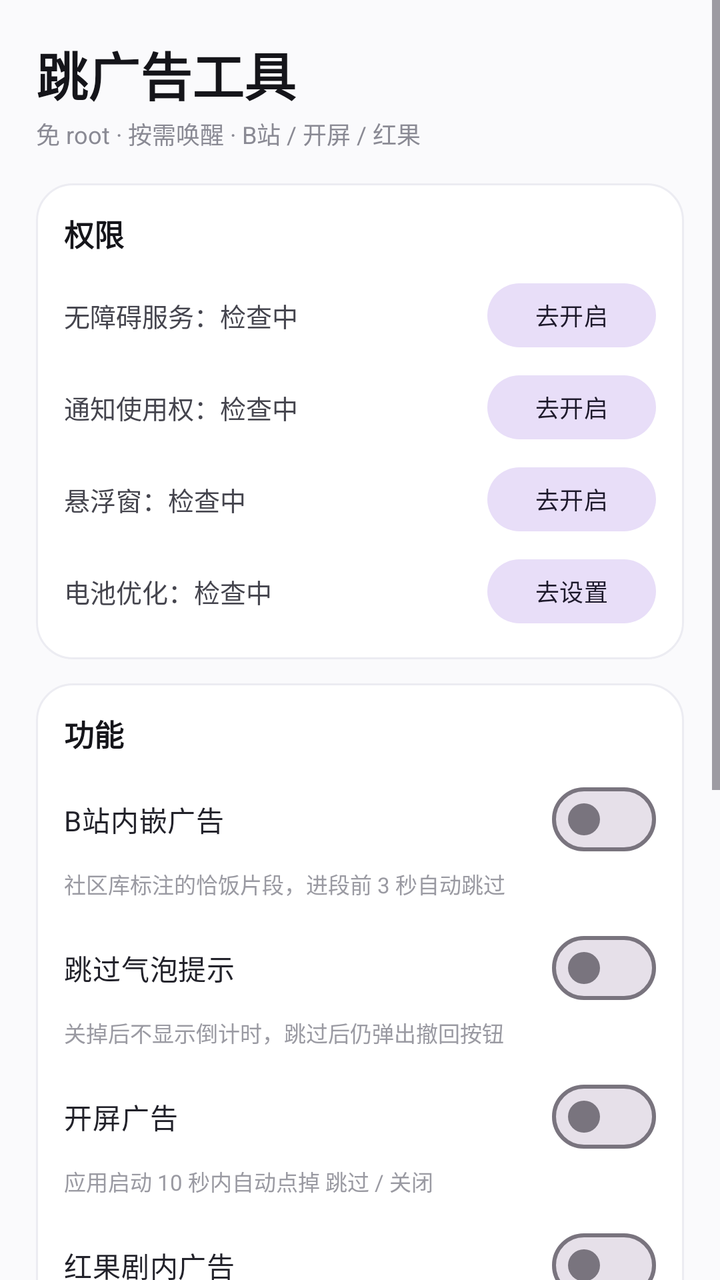
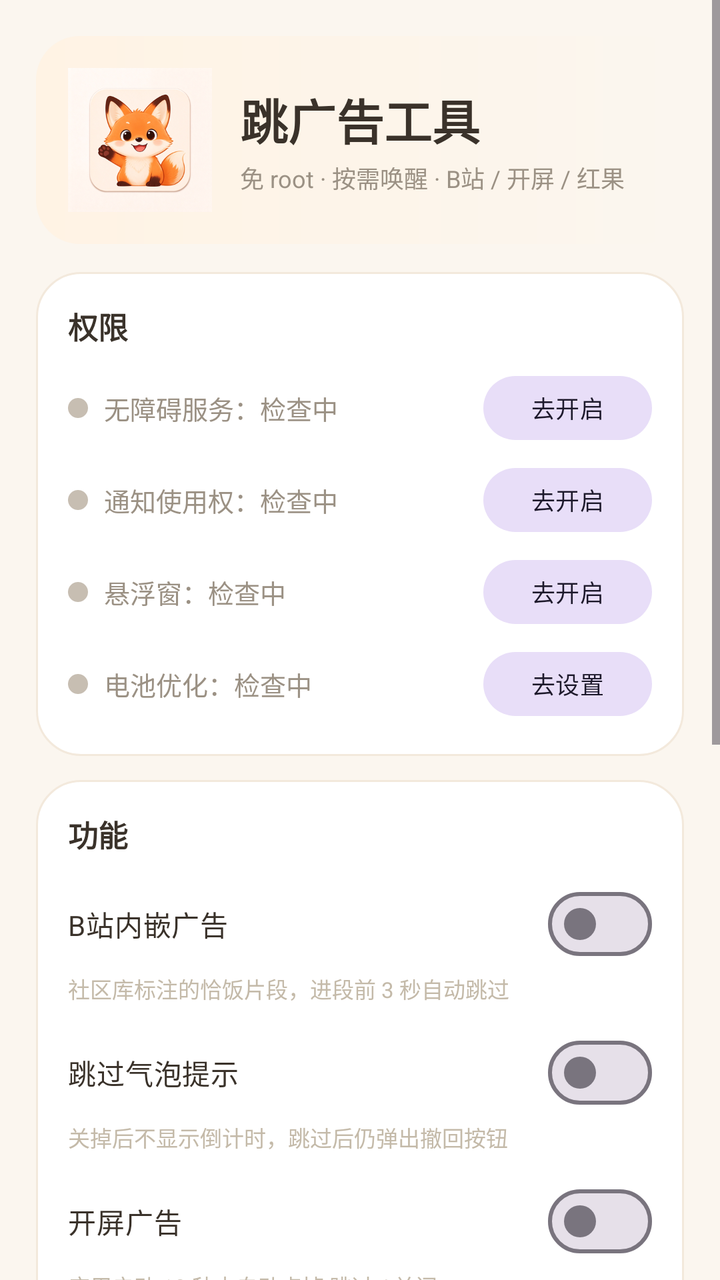

Screens rendered from an Android XML layout before and after an edit, with the pre-edit source and the edit as a unified diff.
<!-- AndroidManifest.xml: application theme Theme.HongGuoAdSkipper -->
<!-- res/layout/activity_main.xml -->
<?xml version="1.0" encoding="utf-8"?>
<ScrollView xmlns:android="http://schemas.android.com/apk/res/android"
    android:layout_width="match_parent"
    android:layout_height="match_parent"
    android:background="#FAFAFC"
    android:fillViewport="true">

    <LinearLayout
        android:layout_width="match_parent"
        android:layout_height="wrap_content"
        android:orientation="vertical"
        android:padding="18dp">

        <TextView
            android:layout_width="wrap_content"
            android:layout_height="wrap_content"
            android:text="@string/app_name"
            android:textColor="#15151A"
            android:textSize="26sp"
            android:textStyle="bold" />

        <TextView
            android:layout_width="wrap_content"
            android:layout_height="wrap_content"
            android:layout_marginTop="2dp"
            android:text="免 root · 按需唤醒 · B站 / 开屏 / 红果"
            android:textColor="#8A8A94"
            android:textSize="12sp" />

        
        <LinearLayout
            android:layout_width="match_parent"
            android:layout_height="wrap_content"
            android:layout_marginTop="16dp"
            android:background="@drawable/card_bg"
            android:orientation="vertical"
            android:padding="14dp">

            <TextView
                android:layout_width="wrap_content"
                android:layout_height="wrap_content"
                android:text="权限"
                android:textColor="#15151A"
                android:textSize="15sp"
                android:textStyle="bold" />

            <LinearLayout
                android:layout_width="match_parent"
                android:layout_height="wrap_content"
                android:layout_marginTop="10dp"
                android:gravity="center_vertical"
                android:orientation="horizontal">

                <TextView
                    android:id="@+id/tv_a11y_status"
                    android:layout_width="0dp"
                    android:layout_height="wrap_content"
                    android:layout_weight="1"
                    android:text="无障碍服务：检查中"
                    android:textColor="#45454E"
                    android:textSize="13sp" />

                <com.google.android.material.button.MaterialButton
                    android:id="@+id/btn_a11y"
                    style="@style/Widget.Material3.Button.TonalButton"
                    android:layout_width="wrap_content"
                    android:layout_height="40dp"
                    android:minWidth="0dp"
                    android:text="去开启"
                    android:textSize="12sp" />
            </LinearLayout>

            <LinearLayout
                android:layout_width="match_parent"
                android:layout_height="wrap_content"
                android:layout_marginTop="6dp"
                android:gravity="center_vertical"
                android:orientation="horizontal">

                <TextView
                    android:id="@+id/tv_nls_status"
                    android:layout_width="0dp"
                    android:layout_height="wrap_content"
                    android:layout_weight="1"
                    android:text="通知使用权：检查中"
                    android:textColor="#45454E"
                    android:textSize="13sp" />

                <com.google.android.material.button.MaterialButton
                    android:id="@+id/btn_nls"
                    style="@style/Widget.Material3.Button.TonalButton"
                    android:layout_width="wrap_content"
                    android:layout_height="40dp"
                    android:minWidth="0dp"
                    android:text="去开启"
                    android:textSize="12sp" />
            </LinearLayout>

            <LinearLayout
                android:layout_width="match_parent"
                android:layout_height="wrap_content"
                android:layout_marginTop="6dp"
                android:gravity="center_vertical"
                android:orientation="horizontal">

                <TextView
                    android:id="@+id/tv_overlay_status"
                    android:layout_width="0dp"
                    android:layout_height="wrap_content"
                    android:layout_weight="1"
                    android:text="悬浮窗：检查中"
                    android:textColor="#45454E"
                    android:textSize="13sp" />

                <com.google.android.material.button.MaterialButton
                    android:id="@+id/btn_overlay"
                    style="@style/Widget.Material3.Button.TonalButton"
                    android:layout_width="wrap_content"
                    android:layout_height="40dp"
                    android:minWidth="0dp"
                    android:text="去开启"
                    android:textSize="12sp" />
            </LinearLayout>

            <LinearLayout
                android:layout_width="match_parent"
                android:layout_height="wrap_content"
                android:layout_marginTop="6dp"
                android:gravity="center_vertical"
                android:orientation="horizontal">

                <TextView
                    android:id="@+id/tv_battery_status"
                    android:layout_width="0dp"
                    android:layout_height="wrap_content"
                    android:layout_weight="1"
                    android:text="电池优化：检查中"
                    android:textColor="#45454E"
                    android:textSize="13sp" />

                <com.google.android.material.button.MaterialButton
                    android:id="@+id/btn_battery"
                    style="@style/Widget.Material3.Button.TonalButton"
                    android:layout_width="wrap_content"
                    android:layout_height="40dp"
                    android:minWidth="0dp"
                    android:text="去设置"
                    android:textSize="12sp" />
            </LinearLayout>
        </LinearLayout>

        
        <LinearLayout
            android:layout_width="match_parent"
            android:layout_height="wrap_content"
            android:layout_marginTop="12dp"
            android:background="@drawable/card_bg"
            android:orientation="vertical"
            android:padding="14dp">

            <TextView
                android:layout_width="wrap_content"
                android:layout_height="wrap_content"
                android:text="功能"
                android:textColor="#15151A"
                android:textSize="15sp"
                android:textStyle="bold" />

            <com.google.android.material.materialswitch.MaterialSwitch
                android:id="@+id/sw_bili"
                android:layout_width="match_parent"
                android:layout_height="wrap_content"
                android:layout_marginTop="8dp"
                android:text="B站内嵌广告"
                android:textColor="#22222A"
                android:textSize="14sp" />

            <TextView
                android:layout_width="wrap_content"
                android:layout_height="wrap_content"
                android:text="社区库标注的恰饭片段，进段前 3 秒自动跳过"
                android:textColor="#9A9AA2"
                android:textSize="11sp" />

            <com.google.android.material.materialswitch.MaterialSwitch
                android:id="@+id/sw_bubble"
                android:layout_width="match_parent"
                android:layout_height="wrap_content"
                android:layout_marginTop="10dp"
                android:text="跳过气泡提示"
                android:textColor="#22222A"
                android:textSize="14sp" />

            <TextView
                android:layout_width="wrap_content"
                android:layout_height="wrap_content"
                android:text="关掉后不显示倒计时，跳过后仍弹出撤回按钮"
                android:textColor="#9A9AA2"
                android:textSize="11sp" />

            <com.google.android.material.materialswitch.MaterialSwitch
                android:id="@+id/sw_splash"
                android:layout_width="match_parent"
                android:layout_height="wrap_content"
                android:layout_marginTop="10dp"
                android:text="开屏广告"
                android:textColor="#22222A"
                android:textSize="14sp" />

            <TextView
                android:layout_width="wrap_content"
                android:layout_height="wrap_content"
                android:text="应用启动 10 秒内自动点掉 跳过 / 关闭"
                android:textColor="#9A9AA2"
                android:textSize="11sp" />

            <com.google.android.material.materialswitch.MaterialSwitch
                android:id="@+id/sw_hongguo"
                android:layout_width="match_parent"
                android:layout_height="wrap_content"
                android:layout_marginTop="10dp"
                android:text="红果剧内广告"
                android:textColor="#22222A"
                android:textSize="14sp" />

            <TextView
                android:layout_width="wrap_content"
                android:layout_height="wrap_content"
                android:text="红果短剧检测到广告页时自动上滑"
                android:textColor="#9A9AA2"
                android:textSize="11sp" />
        </LinearLayout>

        
        <LinearLayout
            android:layout_width="match_parent"
            android:layout_height="wrap_content"
            android:layout_marginTop="12dp"
            android:background="@drawable/card_bg"
            android:orientation="vertical"
            android:padding="14dp">

            <TextView
                android:layout_width="wrap_content"
                android:layout_height="wrap_content"
                android:text="运行状态"
                android:textColor="#15151A"
                android:textSize="15sp"
                android:textStyle="bold" />

            <TextView
                android:id="@+id/tv_bili_state"
                android:layout_width="match_parent"
                android:layout_height="wrap_content"
                android:layout_marginTop="8dp"
                android:lineSpacingExtra="2dp"
                android:text="B站：未在播放"
                android:textColor="#45454E"
                android:textSize="12sp" />

            <TextView
                android:id="@+id/tv_stats"
                android:layout_width="match_parent"
                android:layout_height="wrap_content"
                android:layout_marginTop="6dp"
                android:lineSpacingExtra="2dp"
                android:text="累计跳过：0"
                android:textColor="#45454E"
                android:textSize="12sp" />

            <TextView
                android:id="@+id/tv_power"
                android:layout_width="match_parent"
                android:layout_height="wrap_content"
                android:layout_marginTop="6dp"
                android:text="省电：只有 B站/红果在前台才读取界面；App 启动后 10 秒内检测开屏，其余时间休眠"
                android:textColor="#8A8A96"
                android:textSize="11sp" />
        </LinearLayout>

        
        <LinearLayout
            android:layout_width="match_parent"
            android:layout_height="wrap_content"
            android:layout_marginTop="12dp"
            android:background="@drawable/card_bg"
            android:orientation="vertical"
            android:padding="14dp">

            <LinearLayout
                android:layout_width="match_parent"
                android:layout_height="wrap_content"
                android:gravity="center_vertical"
                android:orientation="horizontal">

                <TextView
                    android:layout_width="0dp"
                    android:layout_height="wrap_content"
                    android:layout_weight="1"
                    android:text="日志"
                    android:textColor="#15151A"
                    android:textSize="15sp"
                    android:textStyle="bold" />

                <com.google.android.material.button.MaterialButton
                    android:id="@+id/btn_clear_log"
                    style="@style/Widget.Material3.Button.TextButton"
                    android:layout_width="wrap_content"
                    android:layout_height="36dp"
                    android:minWidth="0dp"
                    android:text="清空"
                    android:textSize="12sp" />
            </LinearLayout>

            <TextView
                android:id="@+id/tv_log"
                android:layout_width="match_parent"
                android:layout_height="wrap_content"
                android:layout_marginTop="4dp"
                android:fontFamily="monospace"
                android:lineSpacingExtra="2dp"
                android:text="等待事件…"
                android:textColor="#5A5A64"
                android:textSize="11sp" />
        </LinearLayout>

        <LinearLayout
            android:layout_width="match_parent"
            android:layout_height="wrap_content"
            android:layout_marginTop="14dp"
            android:orientation="horizontal">

            <com.google.android.material.button.MaterialButton
                android:id="@+id/btn_open_bili"
                android:layout_width="0dp"
                android:layout_height="48dp"
                android:layout_marginEnd="6dp"
                android:layout_weight="1"
                android:text="打开 B站" />

            <com.google.android.material.button.MaterialButton
                android:id="@+id/btn_open_hongguo"
                android:layout_width="0dp"
                android:layout_height="48dp"
                android:layout_marginStart="6dp"
                android:layout_weight="1"
                android:text="打开红果" />
        </LinearLayout>

        <TextView
            android:id="@+id/tv_version"
            android:layout_width="match_parent"
            android:layout_height="wrap_content"
            android:layout_marginTop="10dp"
            android:gravity="center"
            android:textColor="#C0C0C8"
            android:textSize="11sp" />
    </LinearLayout>
</ScrollView>
<!-- resources referenced by this layout -->
<resources>
  <!-- drawable card_bg (drawable) -->
  <?xml version="1.0" encoding="utf-8"?>
  <shape xmlns:android="http://schemas.android.com/apk/res/android"
      android:shape="rectangle">
      <solid android:color="#FFFFFF" />
      <corners android:radius="18dp" />
      <stroke
          android:width="1dp"
          android:color="#ECECF2" />
  </shape>
  <string name="app_name">跳广告工具</string>
  <style name="Theme.HongGuoAdSkipper" parent="Theme.Material3.Light.NoActionBar">
          <item name="colorPrimary">@color/primary</item>
          <item name="colorPrimaryVariant">@color/primary_variant</item>
      </style>
  <color name="primary">#FF6200EE</color>
  <color name="primary_variant">#FF3700B3</color>
</resources>

<!-- the commit's change to res/layout/activity_main.xml (unified diff, before → after) -->
@@ -2,7 +2,7 @@
 <ScrollView xmlns:android="http://schemas.android.com/apk/res/android"
     android:layout_width="match_parent"
     android:layout_height="match_parent"
-    android:background="#FAFAFC"
+    android:background="@color/bg"
     android:fillViewport="true">
 
     <LinearLayout
@@ -11,36 +11,60 @@
         android:orientation="vertical"
         android:padding="18dp">
 
-        <TextView
-            android:layout_width="wrap_content"
-            android:layout_height="wrap_content"
-            android:text="@string/app_name"
-            android:textColor="#15151A"
-            android:textSize="26sp"
-            android:textStyle="bold" />
-
-        <TextView
-            android:layout_width="wrap_content"
-            android:layout_height="wrap_content"
-            android:layout_marginTop="2dp"
-            android:text="免 root · 按需唤醒 · B站 / 开屏 / 红果"
-            android:textColor="#8A8A94"
-            android:textSize="12sp" />
-
-        
-        <LinearLayout
-            android:layout_width="match_parent"
-            android:layout_height="wrap_content"
-            android:layout_marginTop="16dp"
+        
+        <LinearLayout
+            android:layout_width="match_parent"
+            android:layout_height="wrap_content"
+            android:background="@drawable/hero_bg"
+            android:gravity="center_vertical"
+            android:orientation="horizontal"
+            android:padding="16dp">
+
+            <ImageView
+                android:layout_width="72dp"
+                android:layout_height="72dp"
+                android:contentDescription="@string/app_name"
+                android:src="@mipmap/ic_launcher_foreground" />
+
+            <LinearLayout
+                android:layout_width="0dp"
+                android:layout_height="wrap_content"
+                android:layout_marginStart="14dp"
+                android:layout_weight="1"
+                android:orientation="vertical">
+
+                <TextView
+                    android:layout_width="wrap_content"
+                    android:layout_height="wrap_content"
+                    android:text="@string/app_name"
+                    android:textColor="@color/text_primary"
+                    android:textSize="24sp"
+                    android:textStyle="bold" />
+
+                <TextView
+                    android:layout_width="wrap_content"
+                    android:layout_height="wrap_content"
+                    android:layout_marginTop="3dp"
+                    android:text="免 root · 按需唤醒 · B站 / 开屏 / 红果"
+                    android:textColor="@color/text_secondary"
+                    android:textSize="12sp" />
+            </LinearLayout>
+        </LinearLayout>
+
+        
+        <LinearLayout
+            android:layout_width="match_parent"
+            android:layout_height="wrap_content"
+            android:layout_marginTop="14dp"
             android:background="@drawable/card_bg"
             android:orientation="vertical"
-            android:padding="14dp">
+            android:padding="16dp">
 
             <TextView
                 android:layout_width="wrap_content"
                 android:layout_height="wrap_content"
                 android:text="权限"
-                android:textColor="#15151A"
+                android:textColor="@color/text_primary"
                 android:textSize="15sp"
                 android:textStyle="bold" />
 
@@ -51,13 +75,20 @@
                 android:gravity="center_vertical"
                 android:orientation="horizontal">
 
+                <View
+                    android:id="@+id/dot_a11y"
+                    android:layout_width="10dp"
+                    android:layout_height="10dp"
+                    android:layout_marginEnd="8dp"
+                    android:background="@drawable/dot_gray" />
+
                 <TextView
                     android:id="@+id/tv_a11y_status"
                     android:layout_width="0dp"
                     android:layout_height="wrap_content"
                     android:layout_weight="1"
                     android:text="无障碍服务：检查中"
-                    android:textColor="#45454E"
+                    android:textColor="@color/text_secondary"
                     android:textSize="13sp" />
 
                 <com.google.android.material.button.MaterialButton
@@ -77,13 +108,20 @@
                 android:gravity="center_vertical"
                 android:orientation="horizontal">
 
+                <View
+                    android:id="@+id/dot_nls"
+                    android:layout_width="10dp"
+                    android:layout_height="10dp"
+                    android:layout_marginEnd="8dp"
+                    android:background="@drawable/dot_gray" />
+
                 <TextView
                     android:id="@+id/tv_nls_status"
                     android:layout_width="0dp"
                     android:layout_height="wrap_content"
                     android:layout_weight="1"
                     android:text="通知使用权：检查中"
-                    android:textColor="#45454E"
+                    android:textColor="@color/text_secondary"
                     android:textSize="13sp" />
 
                 <com.google.android.material.button.MaterialButton
@@ -103,13 +141,20 @@
                 android:gravity="center_vertical"
                 android:orientation="horizontal">
 
+                <View
+                    android:id="@+id/dot_overlay"
+                    android:layout_width="10dp"
+                    android:layout_height="10dp"
+                    android:layout_marginEnd="8dp"
+                    android:background="@drawable/dot_gray" />
+
                 <TextView
                     android:id="@+id/tv_overlay_status"
                     android:layout_width="0dp"
                     android:layout_height="wrap_content"
                     android:layout_weight="1"
                     android:text="悬浮窗：检查中"
-                    android:textColor="#45454E"
+                    android:textColor="@color/text_secondary"
                     android:textSize="13sp" />
 
                 <com.google.android.material.button.MaterialButton
@@ -129,13 +174,20 @@
                 android:gravity="center_vertical"
                 android:orientation="horizontal">
 
+                <View
+                    android:id="@+id/dot_battery"
+                    android:layout_width="10dp"
+                    android:layout_height="10dp"
+                    android:layout_marginEnd="8dp"
+                    android:background="@drawable/dot_gray" />
+
                 <TextView
                     android:id="@+id/tv_battery_status"
                     android:layout_width="0dp"
                     android:layout_height="wrap_content"
                     android:layout_weight="1"
                     android:text="电池优化：检查中"
-                    android:textColor="#45454E"
+                    android:textColor="@color/text_secondary"
                     android:textSize="13sp" />
 
                 <com.google.android.material.button.MaterialButton
@@ -156,13 +208,13 @@
             android:layout_marginTop="12dp"
             android:background="@drawable/card_bg"
             android:orientation="vertical"
-            android:padding="14dp">
+            android:padding="16dp">
 
             <TextView
                 android:layout_width="wrap_content"
                 android:layout_height="wrap_content"
                 android:text="功能"
-                android:textColor="#15151A"
+                android:textColor="@color/text_primary"
                 android:textSize="15sp"
                 android:textStyle="bold" />
 
@@ -170,16 +222,16 @@
                 android:id="@+id/sw_bili"
                 android:layout_width="match_parent"
                 android:layout_height="wrap_content"
-                android:layout_marginTop="8dp"
+                android:layout_marginTop="10dp"
                 android:text="B站内嵌广告"
-                android:textColor="#22222A"
+                android:textColor="@color/text_primary"
                 android:textSize="14sp" />
 
             <TextView
                 android:layout_width="wrap_content"
                 android:layout_height="wrap_content"
                 android:text="社区库标注的恰饭片段，进段前 3 秒自动跳过"
-                android:textColor="#9A9AA2"
+                android:textColor="@color/text_hint"
                 android:textSize="11sp" />
 
             <com.google.android.material.materialswitch.MaterialSwitch
@@ -188,14 +240,14 @@
                 android:layout_height="wrap_content"
                 android:layout_marginTop="10dp"
                 android:text="跳过气泡提示"
-                android:textColor="#22222A"
+                android:textColor="@color/text_primary"
                 android:textSize="14sp" />
 
             <TextView
                 android:layout_width="wrap_content"
                 android:layout_height="wrap_content"
                 android:text="关掉后不显示倒计时，跳过后仍弹出撤回按钮"
-                android:textColor="#9A9AA2"
+                android:textColor="@color/text_hint"
                 android:textSize="11sp" />
 
             <com.google.android.material.materialswitch.MaterialSwitch
@@ -204,14 +256,14 @@
                 android:layout_height="wrap_content"
                 android:layout_marginTop="10dp"
                 android:text="开屏广告"
-                android:textColor="#22222A"
+                android:textColor="@color/text_primary"
                 android:textSize="14sp" />
 
             <TextView
                 android:layout_width="wrap_content"
                 android:layout_height="wrap_content"
                 android:text="应用启动 10 秒内自动点掉 跳过 / 关闭"
-                android:textColor="#9A9AA2"
+                android:textColor="@color/text_hint"
                 android:textSize="11sp" />
 
             <com.google.android.material.materialswitch.MaterialSwitch
@@ -220,14 +272,14 @@
                 android:layout_height="wrap_content"
                 android:layout_marginTop="10dp"
                 android:text="红果剧内广告"
-                android:textColor="#22222A"
+                android:textColor="@color/text_primary"
                 android:textSize="14sp" />
 
             <TextView
                 android:layout_width="wrap_content"
                 android:layout_height="wrap_content"
                 android:text="红果短剧检测到广告页时自动上滑"
-                android:textColor="#9A9AA2"
+                android:textColor="@color/text_hint"
                 android:textSize="11sp" />
         </LinearLayout>
 
@@ -238,13 +290,13 @@
             android:layout_marginTop="12dp"
             android:background="@drawable/card_bg"
             android:orientation="vertical"
-            android:padding="14dp">
+            android:padding="16dp">
 
             <TextView
                 android:layout_width="wrap_content"
                 android:layout_height="wrap_content"
                 android:text="运行状态"
-                android:textColor="#15151A"
+                android:textColor="@color/text_primary"
                 android:textSize="15sp"
                 android:textStyle="bold" />
 
@@ -255,7 +307,7 @@
                 android:layout_marginTop="8dp"
                 android:lineSpacingExtra="2dp"
                 android:text="B站：未在播放"
-                android:textColor="#45454E"
+                android:textColor="@color/text_secondary"
                 android:textSize="12sp" />
 
             <TextView
@@ -265,7 +317,7 @@
                 android:layout_marginTop="6dp"
                 android:lineSpacingExtra="2dp"
                 android:text="累计跳过：0"
-                android:textColor="#45454E"
+                android:textColor="@color/text_secondary"
                 android:textSize="12sp" />
 
             <TextView
@@ -274,7 +326,7 @@
                 android:layout_height="wrap_content"
                 android:layout_marginTop="6dp"
                 android:text="省电：只有 B站/红果在前台才读取界面；App 启动后 10 秒内检测开屏，其余时间休眠"
-                android:textColor="#8A8A96"
+                android:textColor="@color/text_hint"
                 android:textSize="11sp" />
         </LinearLayout>
 
@@ -285,7 +337,7 @@
             android:layout_marginTop="12dp"
             android:background="@drawable/card_bg"
             android:orientation="vertical"
-            android:padding="14dp">
+            android:padding="16dp">
 
             <LinearLayout
                 android:layout_width="match_parent"
@@ -298,7 +350,7 @@
                     android:layout_height="wrap_content"
                     android:layout_weight="1"
                     android:text="日志"
-                    android:textColor="#15151A"
+                    android:textColor="@color/text_primary"
                     android:textSize="15sp"
                     android:textStyle="bold" />
 
@@ -320,10 +372,11 @@
                 android:fontFamily="monospace"
                 android:lineSpacingExtra="2dp"
                 android:text="等待事件…"
-                android:textColor="#5A5A64"
-                android:textSize="11sp" />
-        </LinearLayout>
-
+                android:textColor="@color/text_secondary"
+                android:textSize="11sp" />
+        </LinearLayout>
+
+        
         <LinearLayout
             android:layout_width="match_parent"
             android:layout_height="wrap_content"
@@ -353,7 +406,7 @@
             android:layout_height="wrap_content"
             android:layout_marginTop="10dp"
             android:gravity="center"
-            android:textColor="#C0C0C8"
+            android:textColor="@color/text_hint"
             android:textSize="11sp" />
     </LinearLayout>
 </ScrollView>
<!-- resource entries referenced after the edit -->
@@ -1,21 +1,57 @@
 <!-- resources referenced by this layout -->
 <resources>
+  <color name="bg">#FFFBF6EF</color>
+  <color name="text_hint">#FFC4BAA9</color>
+  <color name="text_primary">#FF3A322A</color>
+  <color name="text_secondary">#FF9B9184</color>
   <!-- drawable card_bg (drawable) -->
   <?xml version="1.0" encoding="utf-8"?>
   <shape xmlns:android="http://schemas.android.com/apk/res/android"
       android:shape="rectangle">
-      <solid android:color="#FFFFFF" />
-      <corners android:radius="18dp" />
+      <solid android:color="@color/bg_card" />
+      <corners android:radius="22dp" />
       <stroke
           android:width="1dp"
-          android:color="#ECECF2" />
+          android:color="@color/bg_card_stroke" />
   </shape>
+  <!-- drawable dot_gray (drawable) -->
+  <?xml version="1.0" encoding="utf-8"?>
+  <shape xmlns:android="http://schemas.android.com/apk/res/android"
+      android:shape="oval">
+      <solid android:color="@color/dot_gray" />
+      <size
+          android:width="10dp"
+          android:height="10dp" />
+  </shape>
+  <!-- drawable hero_bg (drawable) -->
+  <?xml version="1.0" encoding="utf-8"?>
+  <shape xmlns:android="http://schemas.android.com/apk/res/android"
+      android:shape="rectangle">
+      <gradient
+          android:angle="0"
+          android:startColor="@color/bg_hero_start"
+          android:endColor="@color/bg_hero_end" />
+      <corners android:radius="22dp" />
+  </shape>
+  <!-- mipmap ic_launcher_foreground: png bitmap (mipmap-hdpi, 34470 bytes) -->
   <string name="app_name">跳广告工具</string>
   <style name="Theme.HongGuoAdSkipper" parent="Theme.Material3.Light.NoActionBar">
           <item name="colorPrimary">@color/primary</item>
           <item name="colorPrimaryVariant">@color/primary_variant</item>
+          <item name="colorSecondary">@color/accent</item>
+          <item name="colorSecondaryVariant">@color/accent_variant</item>
+          <item name="android:colorBackground">@color/bg</item>
+          <item name="android:statusBarColor">@color/bg</item>
+          <item name="android:windowLightStatusBar">true</item>
       </style>
-  <color name="primary">#FF6200EE</color>
-  <color name="primary_variant">#FF3700B3</color>
+  <color name="bg_card">#FFFFFFFF</color>
+  <color name="bg_card_stroke">#FFF3E9DC</color>
+  <color name="dot_gray">#FFC7BEB2</color>
+  <color name="bg_hero_start">#FFFFF3E4</color>
+  <color name="bg_hero_end">#FFFBF6EF</color>
+  <color name="primary">#FFF97316</color>
+  <color name="primary_variant">#FFE26410</color>
+  <color name="accent">#FF22A98F</color>
+  <color name="accent_variant">#FF1B8F79</color>
 </resources>
 
